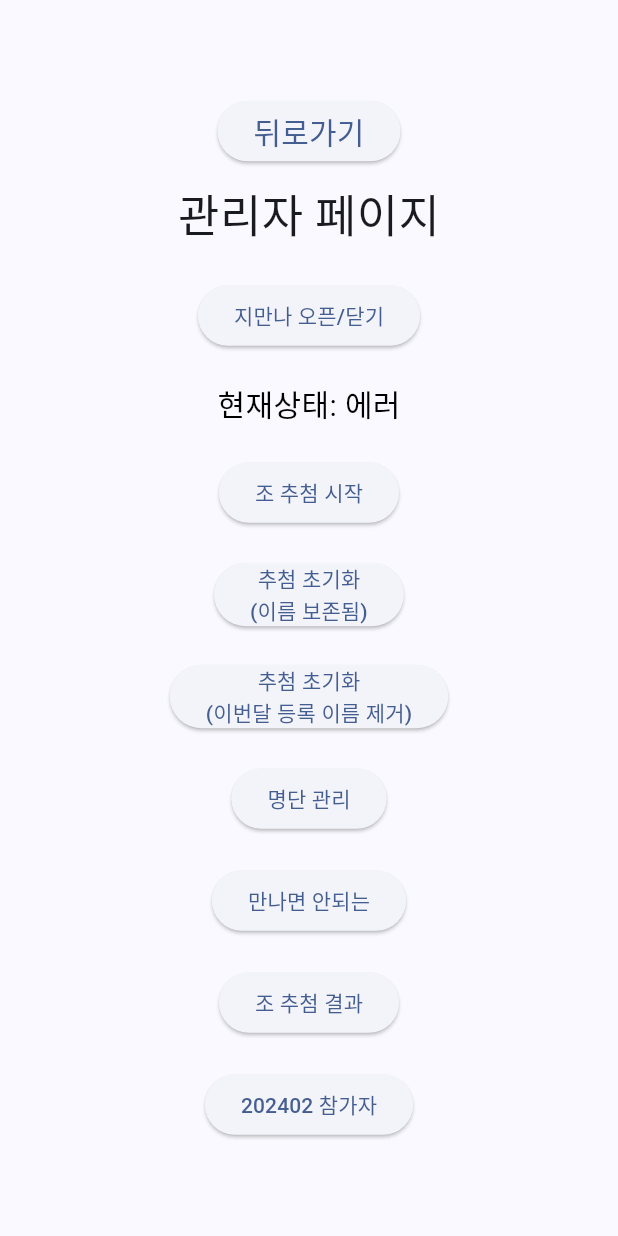
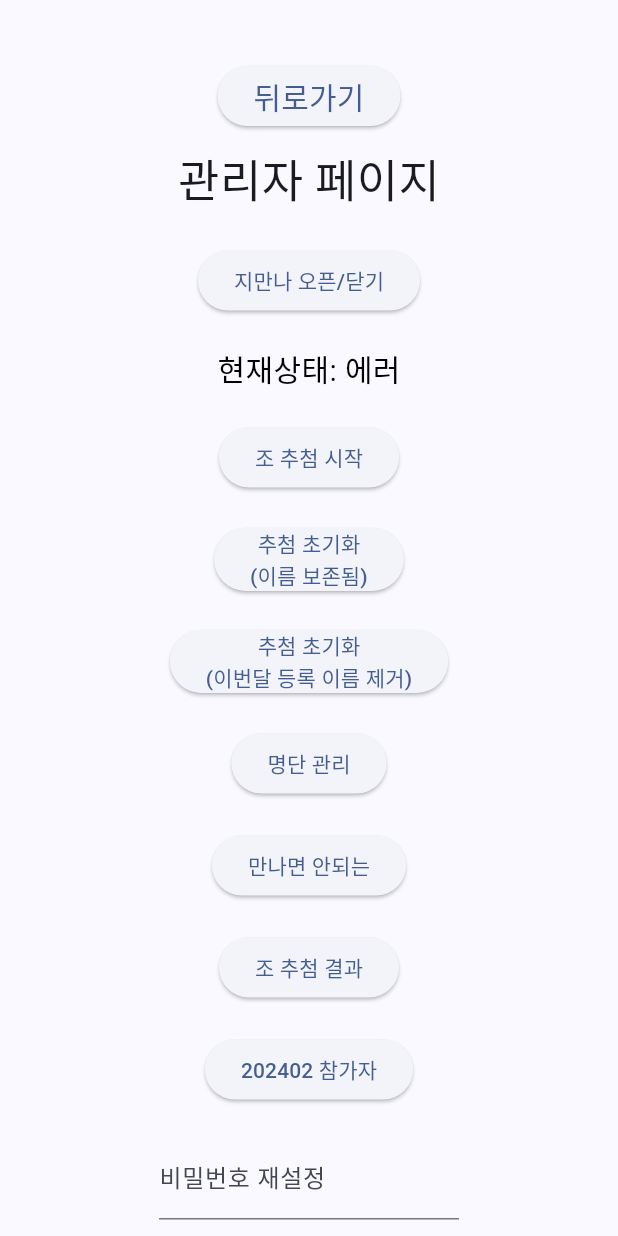
Before and after one commit to boring-km/jimanna, a Flutter app: the AdminPage screen opened by its route, on a phone screen of 412 x 824 dp. Run offline on Flutter 3.47's test engine with Material 3 defaults, Android fonts, the phone set to English and light mode, and no system bars; our stand-ins replace animated_text_kit, cloud_firestore, firebase_core, flutter_riverpod, freezed_annotation, just_audio and 5 more; accounts and stored records are empty; generated files the repository leaves out were written again; Roboto replaces fonts that are missing (DungGeunMo); statements that could not run were skipped.

Commit message:
feat: 비밀번호 변경 기능 추가

```diff
--- a/lib/pages/admin/admin_page.dart
+++ b/lib/pages/admin/admin_page.dart
@@ -1,5 +1,6 @@
 import 'package:flutter/material.dart';
 import 'package:flutter_riverpod/flutter_riverpod.dart';
+import 'package:jimanna/models/admin_option.dart';
 import 'package:jimanna/providers/admin_draw_provider.dart';
 import 'package:jimanna/providers/current_registered_names_provider.dart';
 import 'package:jimanna/providers/is_start_draw_provider.dart';
@@ -8,16 +9,25 @@ import 'package:jimanna/routes.dart';
 import 'package:jimanna/ui/backward_button.dart';
 import 'package:jimanna/utils/date_utils.dart';
 
-class AdminPage extends ConsumerWidget {
+class AdminPage extends ConsumerStatefulWidget {
   const AdminPage({super.key});
 
   @override
-  Widget build(BuildContext context, WidgetRef ref) {
+  ConsumerState<AdminPage> createState() => _AdminPageState();
+}
+
+class _AdminPageState extends ConsumerState<AdminPage> {
+  final textEditingController = TextEditingController();
+
+  @override
+  Widget build(BuildContext context) {
     return Scaffold(
       body: Center(
+        child: SingleChildScrollView(
           child: Column(
             mainAxisAlignment: MainAxisAlignment.center,
             children: [
+              const SizedBox(height: 40),
               BackwardButton(context),
               const Text('관리자 페이지', style: TextStyle(fontSize: 30)),
               Padding(
@@ -90,8 +100,43 @@ class AdminPage extends ConsumerWidget {
                 },
                 child: Text('${getCurrentYearMonthOnly()} 참가자'),
               ),
+              const SizedBox(height: 20),
+              SizedBox(
+                width: 200,
+                child: TextField(
+                  controller: textEditingController,
+                  onEditingComplete: () {
+                    savePassword(context);
+                  },
+                  decoration: const InputDecoration(
+                    labelText: '비밀번호 재설정',
+                    hintText: '입력하세요',
+                  ),
+                ),
+              ),
+              const SizedBox(height: 20),
+              ElevatedButton(
+                onPressed: () {
+                  savePassword(context);
+                },
+                child: const Text('비밀번호 변경'),
+              ),
+              const SizedBox(height: 40),
             ],
           ),
+        ),
+      ),
+    );
+  }
+
+  void savePassword(BuildContext context) {
+    ref.read(adminOptionsProvider.notifier).changePassword(
+          textEditingController.text,
+        );
+    textEditingController.text = '';
+    ScaffoldMessenger.of(context).showSnackBar(
+      const SnackBar(
+        content: Text('비밀번호가 변경되었습니다.'),
       ),
     );
   }
```
Also changed, not shown: lib/models/admin_option.dart (+11 -0 lines). Lines whose indentation alone changed are shown as unchanged.
